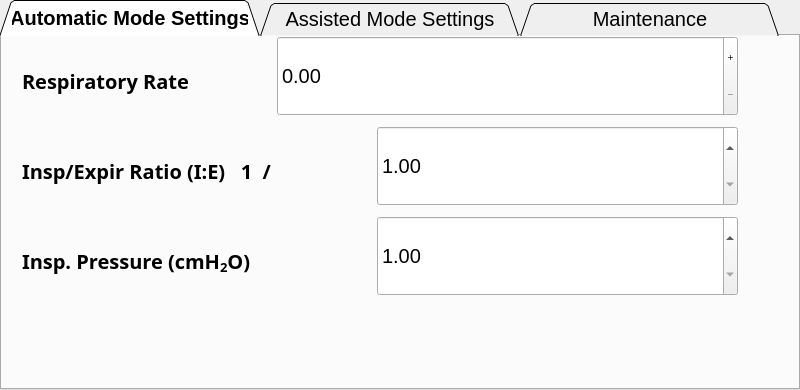
MariuszSuchenek/MVM_GUI_test2, file gui/settings/settings.ui: the form before one commit.
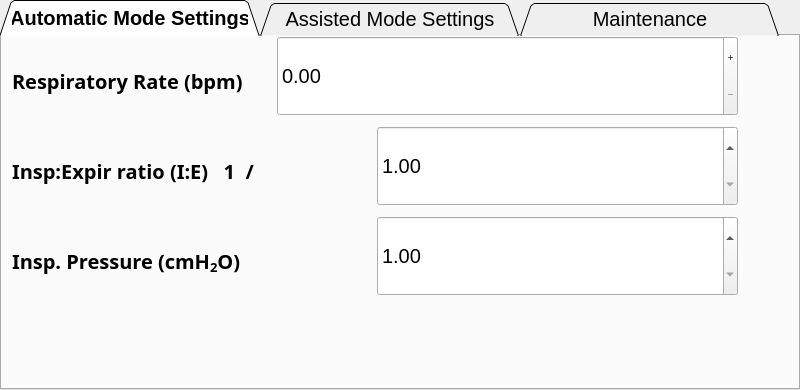
The form after the commit. Icons and pictures are not drawn. Custom widgets are drawn as their Qt base class.

Commit message: change a bunch of labels

Diff of the .ui file:
```diff
--- a/gui/settings/settings.ui
+++ b/gui/settings/settings.ui
@@ -122,9 +122,9 @@
        <widget class="QLabel" name="label">
         <property name="geometry">
          <rect>
-          <x>20</x>
+          <x>10</x>
           <y>20</y>
-          <width>221</width>
+          <width>231</width>
           <height>50</height>
          </rect>
         </property>
@@ -137,15 +137,15 @@
          </font>
         </property>
         <property name="text">
-         <string>Respiratory Rate</string>
+         <string>Respiratory Rate (bpm)</string>
         </property>
        </widget>
        <widget class="QLabel" name="label_2">
         <property name="geometry">
          <rect>
-          <x>20</x>
+          <x>10</x>
           <y>110</y>
-          <width>381</width>
+          <width>391</width>
           <height>50</height>
          </rect>
         </property>
@@ -158,7 +158,7 @@
          </font>
         </property>
         <property name="text">
-         <string>Insp/Expir Ratio (I:E)   1  /</string>
+         <string>Insp:Expir ratio (I:E)   1  /</string>
         </property>
        </widget>
        <widget class="QDoubleSpinBox" name="spinBox_rr">
@@ -441,9 +441,9 @@
        <widget class="QLabel" name="label_3">
         <property name="geometry">
          <rect>
-          <x>20</x>
+          <x>10</x>
           <y>200</y>
-          <width>381</width>
+          <width>391</width>
           <height>50</height>
          </rect>
         </property>
```
Left out of the diff: 16 changed lines with no effect on the pictures.
